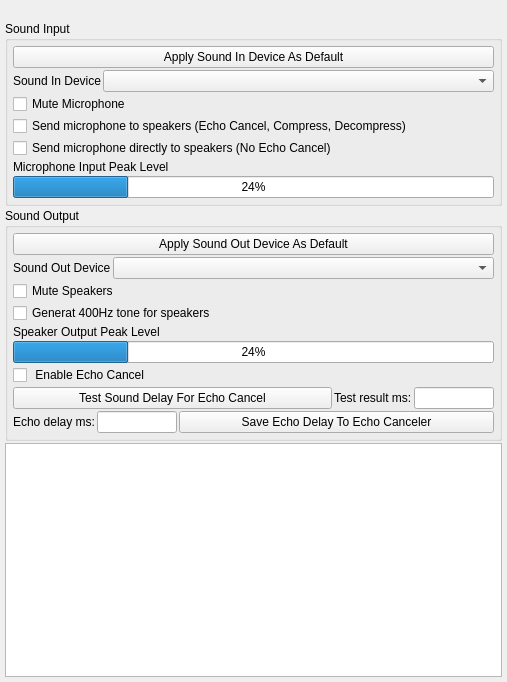
nolimitconnect/NoLimitConnect, file nolimitgui/CommonSrc/Forms/AppletSoundSettings.ui: the form before one commit.
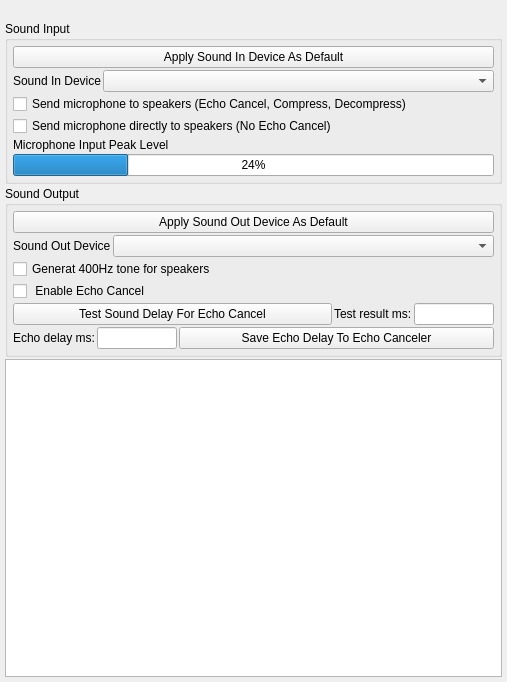
The form after the commit. Custom widgets are drawn as their Qt base class.

The edit to the form file:
```diff
--- a/nolimitgui/CommonSrc/Forms/AppletSoundSettings.ui
+++ b/nolimitgui/CommonSrc/Forms/AppletSoundSettings.ui
@@ -103,13 +103,6 @@
         </item>
        </layout>
       </item>
-      <item>
-       <widget class="QCheckBox" name="m_MuteMicrophoneCheckBox">
-        <property name="text">
-         <string>Mute Microphone</string>
-        </property>
-       </widget>
-      </item>
       <item>
        <widget class="QCheckBox" name="m_SendMicEchoCanceledToSpeakerCheckBox">
         <property name="text">
@@ -190,13 +183,6 @@
         </item>
        </layout>
       </item>
-      <item>
-       <widget class="QCheckBox" name="m_MuteSpeakersCheckBox">
-        <property name="text">
-         <string>Mute Speakers</string>
-        </property>
-       </widget>
-      </item>
       <item>
        <widget class="QCheckBox" name="m_GenerateToneCheckBox">
         <property name="text">
@@ -204,20 +190,6 @@
         </property>
        </widget>
       </item>
-      <item>
-       <widget class="QLabel" name="label">
-        <property name="text">
-         <string>Speaker Output Peak Level</string>
-        </property>
-       </widget>
-      </item>
-      <item>
-       <widget class="QProgressBar" name="m_AudioOutPeakProgressBar">
-        <property name="value">
-         <number>24</number>
-        </property>
-       </widget>
-      </item>
       <item>
        <widget class="QCheckBox" name="m_EchoCancelEnableCheckBox">
         <property name="text">
```
Left out of the diff: 2 changed lines with no effect on the pictures.
